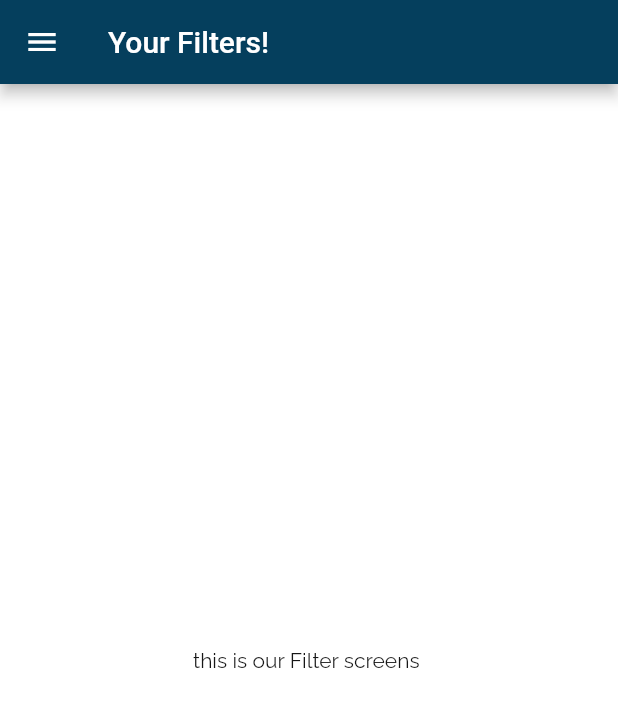
After one commit to Kaushu1999/meal-app, a Flutter app: the FilterScreen screen opened by its route, on a phone screen of 412 x 824 dp. The commit adds this screen. Shown: the top 707 px of the screen. Run offline on Flutter 3.47's test engine with Material 2 defaults, Android fonts, the phone set to English and light mode, and no system bars.

```diff
--- /dev/null
+++ b/lib/Screens/filter_screen/filter_screen.dart
@@ -0,0 +1,19 @@
+import 'package:flutter/material.dart';
+import 'package:meal_app/widget/main_drawer.dart';
+import "../../widget/main_drawer.dart";
+
+class FilterScreen extends StatelessWidget {
+  final routeName = "/filter";
+  const FilterScreen({super.key});
+
+  @override
+  Widget build(BuildContext context) {
+    return Scaffold(
+      appBar: AppBar(
+        title: const Text("Your Filters!"),
+      ),
+      drawer: const MainDrawer(),
+      body: const Center(child: Text("this is our Filter screens ")),
+    );
+  }
+}
--- a/lib/main.dart
+++ b/lib/main.dart
@@ -1,8 +1,8 @@
 import 'package:flutter/material.dart';
+import "./Screens/filter_screen/filter_screen.dart";
 import 'Screens/categories_screen/categories_screen.dart';
 import "Screens/categories_meal_screen/categories_meal_screen.dart";
 import "./Screens/meal_details_screen/meal_details_screen.dart";
-// import "Screens/favorite-_screen/favorite_screen.dart";
 import "./Screens/tabs_screen/tab_screen.dart";
 
 void main() {
@@ -48,6 +48,7 @@ class MyApp extends StatelessWidget {
         CategoriesMealsScreen.routeName: (context) =>
             const CategoriesMealsScreen(),
         MealDetailScreen.routeName: (context) => const MealDetailScreen(),
+        const FilterScreen().routeName: (context) => const FilterScreen()
       },
 
       onUnknownRoute: (settings) => MaterialPageRoute(
--- a/lib/widget/meal_item.dart
+++ b/lib/widget/meal_item.dart
@@ -9,6 +9,7 @@ class MealItem extends StatelessWidget {
   final int duration;
   final Complexity complexity;
   final Affordability affordability;
+  final Function removeMeal;
 
   const MealItem(
       {required this.id,
@@ -17,6 +18,7 @@ class MealItem extends StatelessWidget {
       required this.duration,
       required this.affordability,
       required this.complexity,
+      required this.removeMeal,
       super.key});
 
   String get complexityText {
@@ -48,7 +50,7 @@ class MealItem extends StatelessWidget {
   void selectMeal(BuildContext context) {
     Navigator.of(context).pushNamed(MealDetailScreen.routeName, arguments: {
       "id": id,
-    });
+    }).then((result) => {if (result != null) removeMeal(result)});
   }
 
   @override
@@ -136,7 +138,7 @@ class MealItem extends StatelessWidget {
                   )
                 ],
               ),
-            )
+            ),
           ],
         ),
       ),
```
Also changed, not shown: lib/Screens/categories_meal_screen/categories_meal_screen.dart (+42 -16 lines), lib/Screens/meal_details_screen/meal_details_screen.dart (+11 -4 lines), lib/widget/main_drawer.dart (+10 -7 lines).
